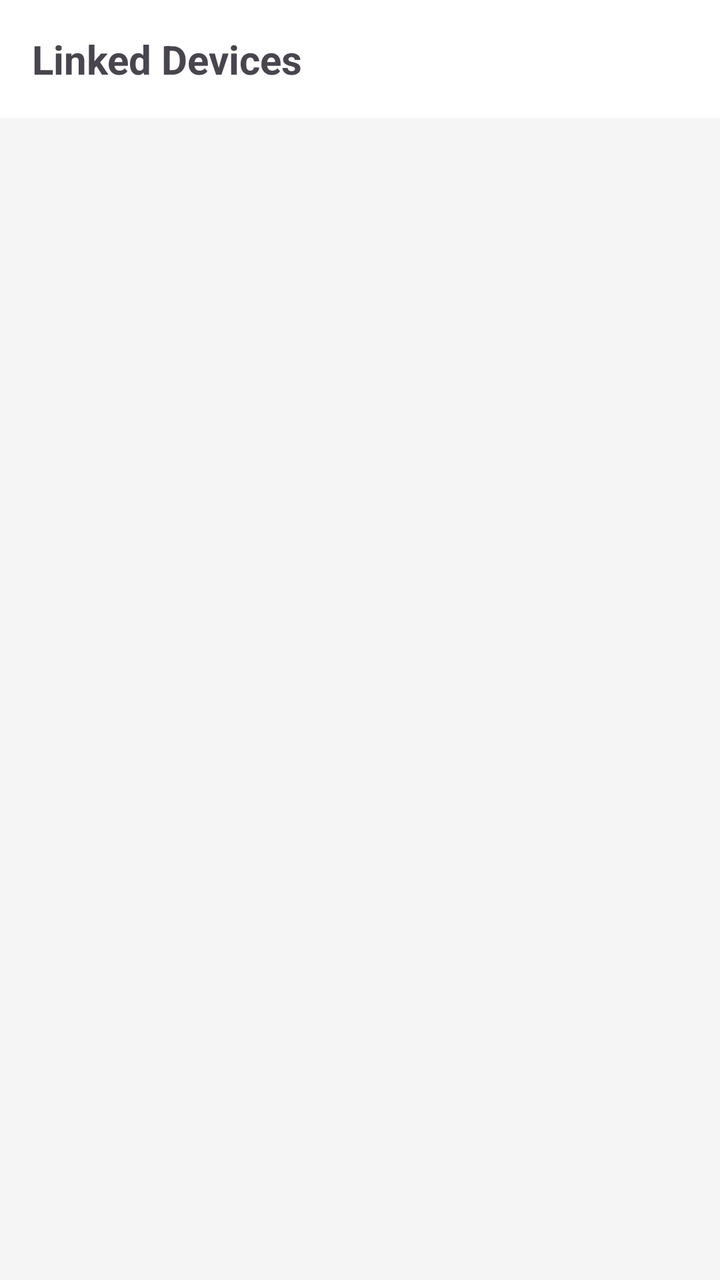
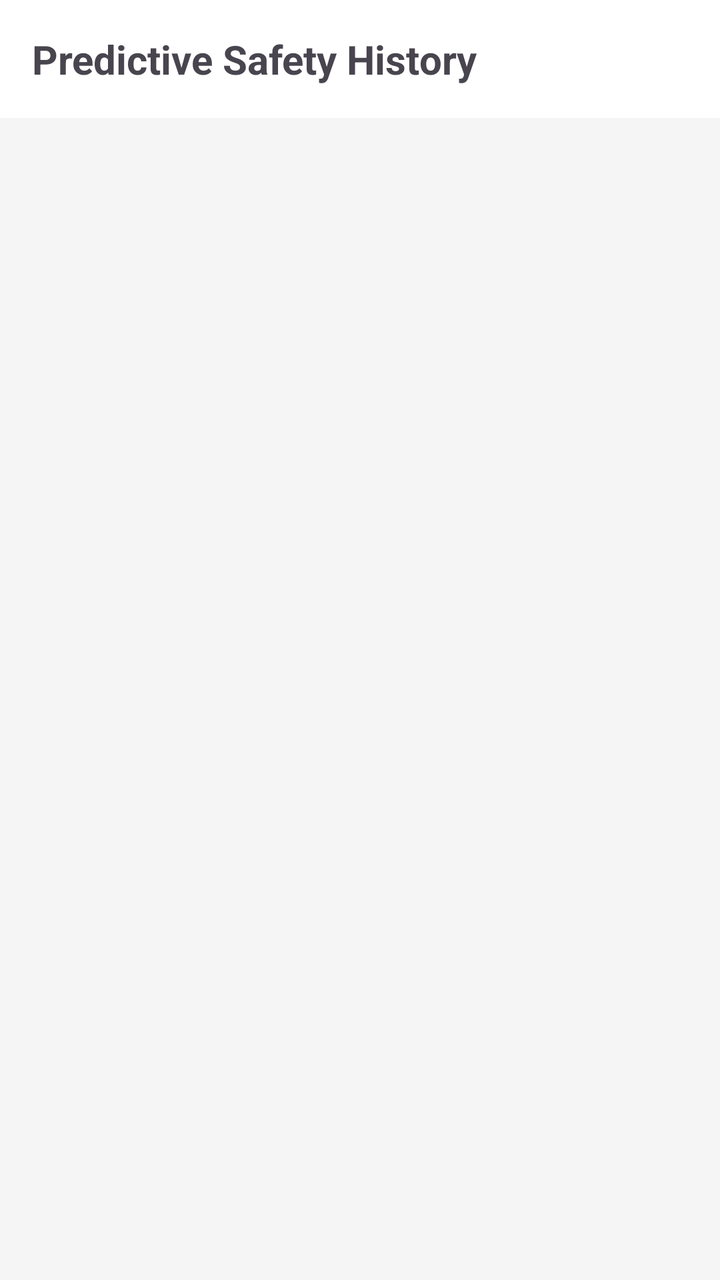

An Android layout rendered at two revisions. The XML below is the earlier revision; the diff shows what the commit changed to produce the second picture.
<!-- AndroidManifest.xml: application theme Theme.CareLink -->
<!-- res/layout/fragment_history.xml -->
<?xml version="1.0" encoding="utf-8"?>
<LinearLayout xmlns:android="http://schemas.android.com/apk/res/android"
    android:layout_width="match_parent"
    android:layout_height="match_parent"
    android:orientation="vertical"
    android:background="#F5F5F5">

    <TextView
        android:layout_width="match_parent"
        android:layout_height="wrap_content"
        android:text="Linked Devices"
        android:textSize="20sp"
        android:textStyle="bold"
        android:padding="16dp"
        android:background="@color/white"/>

    <androidx.recyclerview.widget.RecyclerView
        android:id="@+id/recyclerHistory"
        android:layout_width="match_parent"
        android:layout_height="match_parent"
        android:padding="8dp"/>

</LinearLayout>
<!-- resources referenced by this layout -->
<resources>
  <color name="white">#FFFFFF</color>
  <style name="Theme.CareLink" parent="Base.Theme.CareLink" />
  <style name="Base.Theme.CareLink" parent="Theme.Material3.DayNight.NoActionBar">
          <item name="android:statusBarColor">@color/green</item>
          <item name="android:windowLightStatusBar">false</item>
      </style>
  <color name="green">#4CAF50</color>
</resources>

<!-- the commit's change to res/layout/fragment_history.xml (unified diff, before → after) -->
@@ -6,9 +6,10 @@
     android:background="#F5F5F5">
 
     <TextView
+        android:id="@+id/tvHistoryTitle"
         android:layout_width="match_parent"
         android:layout_height="wrap_content"
-        android:text="Linked Devices"
+        android:text="Predictive Safety History"
         android:textSize="20sp"
         android:textStyle="bold"
         android:padding="16dp"
